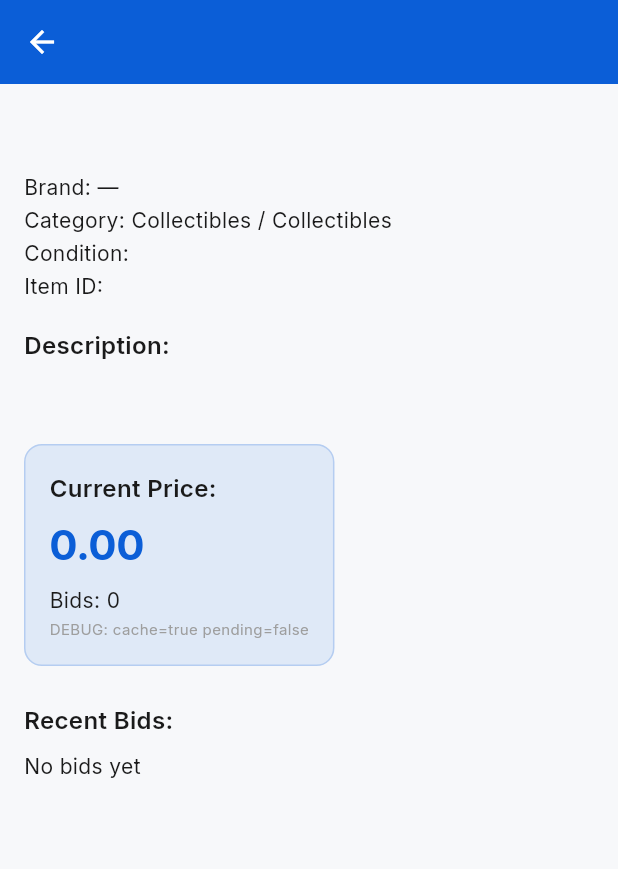
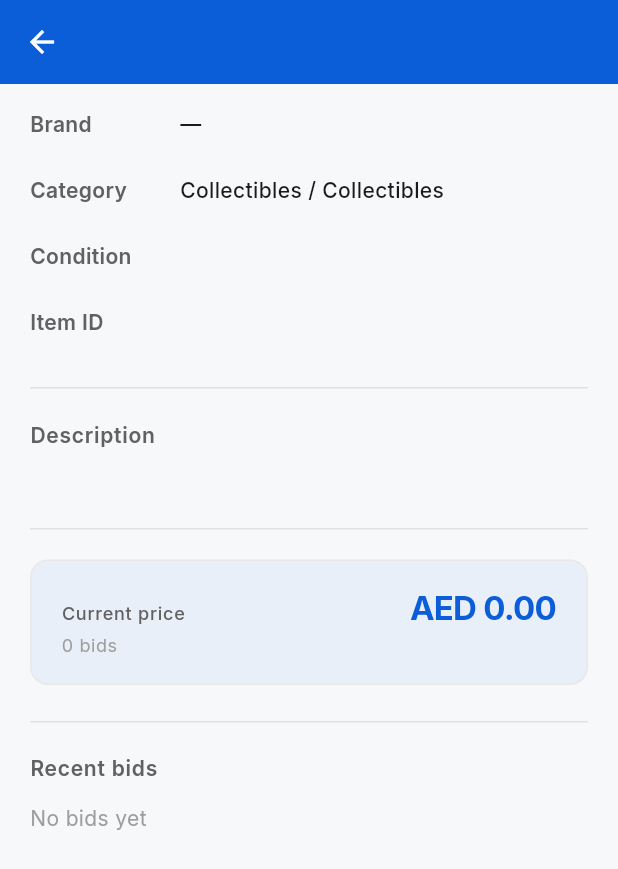
Before and after one commit to mohamedalshaibani/M-Auction, a Flutter app: the AuctionDetailPage screen opened directly with empty values, on a phone screen of 412 x 824 dp. Shown: the top 869 px of the screen. Run offline on Flutter 3.47's test engine with Material 3 defaults, Android fonts, the phone set to English and light mode, and no system bars; our stand-ins replace cloud_firestore, cloud_functions, firebase_auth, firebase_core, firebase_storage, google_fonts and 2 more; missing offline and left inert: dart:html, dart:js, dart:ui_web; accounts and stored records are empty.

Commit message:
chore: UI and auction flow updates

```diff
--- a/lib/pages/auction_detail_page.dart
+++ b/lib/pages/auction_detail_page.dart
@@ -546,82 +546,103 @@ class _AuctionDetailPageState extends State<AuctionDetailPage> {
             ),
           ),
           body: SingleChildScrollView(
-            padding: const EdgeInsets.all(16),
+            padding: const EdgeInsets.symmetric(horizontal: 20, vertical: 16),
             child: isDraft
                 ? _buildDraftAuctionUI(data, isSeller, state)
                 : Column(
               crossAxisAlignment: CrossAxisAlignment.start,
               children: <Widget>[
-                Text(
-                  data['title'] as String? ?? 'Untitled',
-                  style: Theme.of(context).textTheme.headlineSmall,
+                // Details section
+                _buildDetailRow('Brand', effectiveBrandDisplay(data)),
+                const SizedBox(height: 10),
+                _buildDetailRow(
+                  'Category',
+                  '${categoryGroupDisplayName(effectiveCategoryGroup(data))} / ${subcategoryDisplayName(effectiveSubcategory(data))}',
+                ),
+                const SizedBox(height: 10),
+                _buildDetailRow('Condition', (data['condition'] as String? ?? '—').toString()),
+                const SizedBox(height: 10),
+                _buildDetailRow('Item ID', data['itemIdentifier'] as String? ?? '—'),
+                const SizedBox(height: 20),
+                const Divider(height: 1),
+                const SizedBox(height: 20),
+                // Description
+                Text(
+                  'Description',
+                  style: Theme.of(context).textTheme.titleSmall?.copyWith(
+                        fontWeight: FontWeight.w600,
+                        color: AppTheme.textSecondary,
+                        letterSpacing: 0.5,
+                      ),
                 ),
                 const SizedBox(height: 8),
-                Text('Brand: ${effectiveBrandDisplay(data)}'),
-                Text(
-                  'Category: ${categoryGroupDisplayName(effectiveCategoryGroup(data))} / ${subcategoryDisplayName(effectiveSubcategory(data))}',
-                ),
-                Text('Condition: ${data['condition'] ?? 'Unknown'}'),
-                Text('Item ID: ${data['itemIdentifier'] ?? 'N/A'}'),
-                const SizedBox(height: 16),
-                Text(
-                  'Description:',
-                  style: Theme.of(context).textTheme.titleMedium,
-                ),
-                const SizedBox(height: 8),
-                Text(data['description'] as String? ?? 'No description'),
+                Text(
+                  data['description'] as String? ?? 'No description',
+                  style: Theme.of(context).textTheme.bodyMedium?.copyWith(
+                        color: AppTheme.textPrimary,
+                        height: 1.45,
+                      ),
+                ),
                 const SizedBox(height: 24),
+                const Divider(height: 1),
+                const SizedBox(height: 20),
+                // Current price card
                 Container(
-                  padding: const EdgeInsets.all(16),
+                  padding: const EdgeInsets.symmetric(horizontal: 20, vertical: 16),
                   decoration: BoxDecoration(
-                    color: AppTheme.primaryBlue.withValues(alpha: 0.1),
+                    color: AppTheme.primaryBlue.withValues(alpha: 0.06),
                     borderRadius: BorderRadius.circular(12),
-                    border: Border.all(color: AppTheme.primaryBlue.withValues(alpha: 0.2)),
-                  ),
-                  child: Column(
+                    border: Border.all(color: AppTheme.border, width: 1),
+                  ),
+                  child: Row(
+                    mainAxisAlignment: MainAxisAlignment.spaceBetween,
+                    crossAxisAlignment: CrossAxisAlignment.baseline,
+                    textBaseline: TextBaseline.alphabetic,
+                    children: [
+                      Column(
                         crossAxisAlignment: CrossAxisAlignment.start,
                         children: [
                           Text(
-                        'Current Price:',
-                        style: Theme.of(context).textTheme.titleMedium,
-                      ),
-                      const SizedBox(height: 8),
-                      Text(
-                        currentPrice.toStringAsFixed(2),
-                        style: Theme.of(context).textTheme.headlineMedium
-                            ?.copyWith(
+                            'Current price',
+                            style: Theme.of(context).textTheme.labelMedium?.copyWith(
+                                  color: AppTheme.textSecondary,
+                                  fontWeight: FontWeight.w500,
+                                ),
+                          ),
+                          const SizedBox(height: 4),
+                          Text(
+                            '${data['bidCount'] ?? 0} bids',
+                            style: Theme.of(context).textTheme.bodySmall?.copyWith(
+                                  color: AppTheme.textTertiary,
+                                ),
+                          ),
+                        ],
+                      ),
+                      Text(
+                        'AED ${currentPrice.toStringAsFixed(2)}',
+                        style: Theme.of(context).textTheme.titleLarge?.copyWith(
                               color: AppTheme.primaryBlue,
-                              fontWeight: FontWeight.bold,
-                            ),
-                      ),
-                      const SizedBox(height: 8),
-                      Text('Bids: ${data['bidCount'] ?? 0}'),
-                      // Debug: show snapshot metadata
-                      Text(
-                        'DEBUG: cache=${auctionSnapshot.data?.metadata.isFromCache ?? false} pending=${auctionSnapshot.data?.metadata.hasPendingWrites ?? false}',
-                        style: const TextStyle(fontSize: 10, color: Colors.grey),
+                              fontWeight: FontWeight.w700,
+                              letterSpacing: -0.5,
+                            ),
+                      ),
+                    ],
+                  ),
                 ),
                 if (isActive) ...[
-                        const SizedBox(height: 8),
+                  const SizedBox(height: 12),
                   CountdownText(endsAt: endsAtTs),
-                        Text(
-                          'DEBUG endsAt: ${endsAtTs?.toDate().toIso8601String() ?? "null"}',
-                          style: const TextStyle(fontSize: 10),
-                        ),
                 ],
                 if (isEnded && winnerId != null) ...[
-                        const SizedBox(height: 8),
-                        const Text(
-                          'Status: Ended',
-                          style: TextStyle(
-                            fontWeight: FontWeight.bold,
+                  const SizedBox(height: 12),
+                  Text(
+                    'Auction ended',
+                    style: Theme.of(context).textTheme.labelMedium?.copyWith(
                           color: AppTheme.error,
-                          ),
-                        ),
-                      ],
-                    ],
-                  ),
-                ),
+                          fontWeight: FontWeight.w600,
+                        ),
+                  ),
+                ],
                 // Deposit requirement for active auctions
                 if (isActive &&
                     !isSeller &&
@@ -1898,31 +1919,60 @@ class _AuctionDetailPageState extends State<AuctionDetailPage> {
                   ),
                 ],
                 const SizedBox(height: 24),
-                Text(
-                  'Recent Bids:',
-                  style: Theme.of(context).textTheme.titleMedium,
-                ),
-                const SizedBox(height: 8),
+                const Divider(height: 1),
+                const SizedBox(height: 20),
+                Text(
+                  'Recent bids',
+                  style: Theme.of(context).textTheme.titleSmall?.copyWith(
+                        fontWeight: FontWeight.w600,
+                        color: AppTheme.textSecondary,
+                        letterSpacing: 0.5,
+                      ),
+                ),
+                const SizedBox(height: 12),
                 StreamBuilder<QuerySnapshot>(
                   stream: _auctionService.streamBids(widget.auctionId),
                   builder: (context, bidsSnapshot) {
                     if (bidsSnapshot.hasError) {
-                      return Text('Error: ${bidsSnapshot.error}');
+                      return Text(
+                        'Unable to load bids',
+                        style: Theme.of(context).textTheme.bodySmall?.copyWith(
+                              color: AppTheme.error,
+                            ),
+                      );
                     }
 
                     if (bidsSnapshot.connectionState == ConnectionState.waiting) {
-                      return const CircularProgressIndicator();
+                      return const Padding(
+                        padding: EdgeInsets.symmetric(vertical: 16),
+                        child: Center(child: SizedBox(
+                          width: 24,
+                          height: 24,
+                          child: CircularProgressIndicator(strokeWidth: 2),
+                        )),
+                      );
                     }
 
                     if (!bidsSnapshot.hasData ||
                         bidsSnapshot.data!.docs.isEmpty) {
-                      return const Text('No bids yet');
-                    }
-
-                    return ListView.builder(
+                      return Padding(
+                        padding: const EdgeInsets.only(bottom: 24),
+                        child: Text(
+                          'No bids yet',
+                          style: Theme.of(context).textTheme.bodyMedium?.copyWith(
+                                color: AppTheme.textTertiary,
+                              ),
+                        ),
+                      );
+                    }
+
+                    return Padding(
+                      padding: const EdgeInsets.only(bottom: 24),
+                      child: ListView.separated(
                         shrinkWrap: true,
                         physics: const NeverScrollableScrollPhysics(),
                         itemCount: bidsSnapshot.data!.docs.length,
+                        separatorBuilder: (_, __) => const Divider(height: 1),
                         itemBuilder: (context, index) {
                           final bidDoc = bidsSnapshot.data!.docs[index];
                           final bidData = bidDoc.data() as Map<String, dynamic>;
@@ -1930,12 +1980,11 @@ class _AuctionDetailPageState extends State<AuctionDetailPage> {
                               (bidData['amount'] as num?)?.toDouble() ?? 0.0;
                           final createdAt = bidData['createdAt'] as Timestamp?;
 
-                        String timeText = 'Unknown';
+                          String timeText = '—';
                           if (createdAt != null) {
                             final now = DateTime.now();
                             final created = createdAt.toDate();
                             final diff = now.difference(created);
-
                             if (diff.inDays > 0) {
                               timeText = '${diff.inDays}d ago';
                             } else if (diff.inHours > 0) {
@@ -1947,12 +1996,29 @@ class _AuctionDetailPageState extends State<AuctionDetailPage> {
                             }
                           }
 
-                        return ListTile(
-                          title: Text(amount.toStringAsFixed(2)),
-                          subtitle: Text(timeText),
-                          dense: true,
+                          return Padding(
+                            padding: const EdgeInsets.symmetric(vertical: 12),
+                            child: Row(
+                              mainAxisAlignment: MainAxisAlignment.spaceBetween,
+                              children: [
+                                Text(
+                                  'AED ${amount.toStringAsFixed(2)}',
+                                  style: Theme.of(context).textTheme.bodyMedium?.copyWith(
+                                        fontWeight: FontWeight.w600,
+                                        color: AppTheme.textPrimary,
+                                      ),
+                                ),
+                                Text(
+                                  timeText,
+                                  style: Theme.of(context).textTheme.bodySmall?.copyWith(
+                                        color: AppTheme.textTertiary,
+                                      ),
+                                ),
+                              ],
+                            ),
                           );
                         },
+                      ),
                     );
                   },
                 ),
```
Also changed, not shown: 1 other file. Lines whose indentation alone changed are shown as unchanged.
